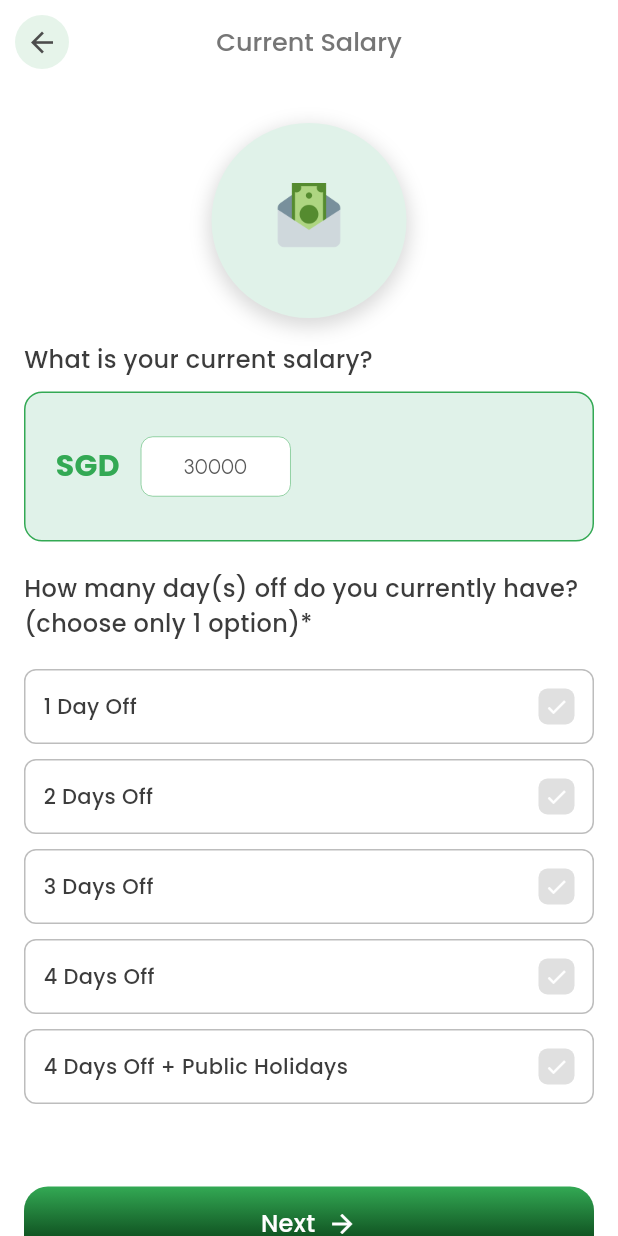
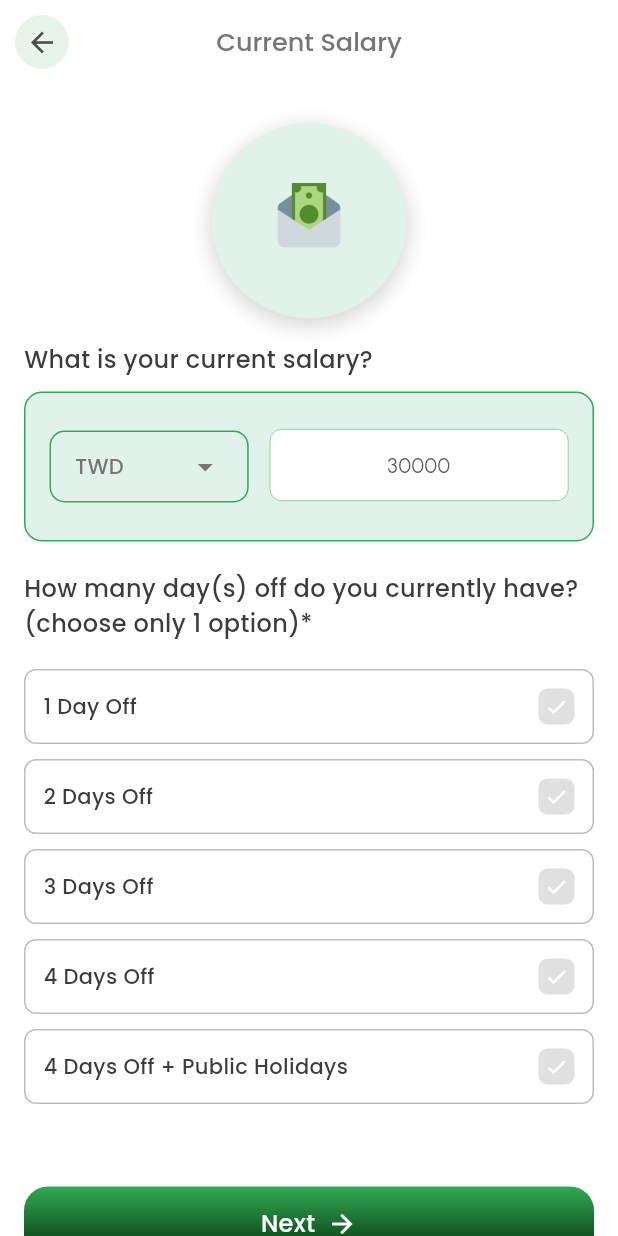
Before and after one commit to mehedidevv/direct-hiring, a Flutter app: the CurrentSalaryView screen opened directly, on a phone screen of 412 x 824 dp. Run offline on Flutter 3.47's test engine with Material 3 defaults, Android fonts, the phone set to English and light mode, and no system bars; our stand-ins replace dotted_border, file_picker, flutter_screenutil, flutter_spinkit, flutter_svg, get and 4 more; missing offline and left inert: flutter_intl_phone_field; accounts and stored records are empty.

Commit message:
Update Modification done for Helper section

```diff
--- a/lib/res/commonWidget/customDropdown_widget.dart
+++ b/lib/res/commonWidget/customDropdown_widget.dart
@@ -2,9 +2,9 @@ import 'package:direct_hiring/res/commonWidget/customText.dart';
 import 'package:flutter/material.dart';
 
 class CustomDropDown extends StatefulWidget {
-  final String initialLabelText; // Initial text to display
-  final List<String> dropdownItems; // List of dropdown items
-  final ValueChanged<String>? onItemSelected; // Callback for selected item
+  final String initialLabelText;
+  final List<String> dropdownItems;
+  final ValueChanged<String>? onItemSelected;
 
   const CustomDropDown({
     super.key,
@@ -18,7 +18,7 @@ class CustomDropDown extends StatefulWidget {
 }
 
 class _CustomDropDownState extends State<CustomDropDown> {
-  late String _selectedItem; // Tracks the selected item
+  late String _selectedItem;
 
   @override
   void initState() {
--- a/lib/view/SelectRole_view/helper_view/salaryDays_view/view/currentSalary_view.dart
+++ b/lib/view/SelectRole_view/helper_view/salaryDays_view/view/currentSalary_view.dart
@@ -10,6 +10,7 @@ import '../../../../../../res/appColors/App_Colors.dart';
 import '../../../../../../res/appImages/App_images.dart';
 import '../../../../../../res/commonWidget/customText.dart';
 import '../../../../../../res/customStyle/custom_size.dart';
+import '../../../../../res/commonWidget/customDropdown_widget.dart';
 import '../../locationExperience_view/view/takingCareOf_view.dart';
 import '../widget/customSelectableCheckBox_widget.dart';
 
@@ -29,6 +30,23 @@ class _CurrentSalaryViewState extends State<CurrentSalaryView> {
     '4 Days Off + Public Holidays'
   ];
   int selectedIndex = -1; // Initially none selected
+
+  // For currency dropdown
+  String selectedCurrency = 'TWD';
+  final List<String> currencyData = [
+    'TWD',
+    'HKD',
+    'PM',
+    'PHP (Peso)',
+    'AED',
+    'KD',
+    'JOD',
+    'SAR',
+    'OMR',
+    'USD',
+    'IDR Rupiah',
+    'MMK',
+  ];
 
   @override
   Widget build(BuildContext context) {
@@ -87,7 +105,7 @@ class _CurrentSalaryViewState extends State<CurrentSalaryView> {
 
               heightBox10,
 
-              /// Salary Box
+              /// Salary Box with Currency Dropdown
               Container(
                 height: 100,
                 width: double.infinity,
@@ -100,27 +118,37 @@ class _CurrentSalaryViewState extends State<CurrentSalaryView> {
                   ),
                 ),
                 child: Padding(
-                  padding: const EdgeInsets.symmetric(horizontal: 20),
+                  padding: const EdgeInsets.symmetric(horizontal: 16),
                   child: Row(
                     children: [
-                      CustomText(
-                        title: 'SGD',
-                        fontSize: 20,
-                        fontWeight: FontWeight.w700,
-                        color: AppColors.primaryColor,
+                      /// Currency Dropdown
+                      Expanded(
+                        flex: 2,
+                        child: CustomDropDown(
+                          initialLabelText: selectedCurrency,
+                          dropdownItems: currencyData,
+                          onItemSelected: (selected) {
+                            setState(() {
+                              selectedCurrency = selected;
+                            });
+                          },
+                        ),
                       ),
+
                       widthBox14,
-                      SizedBox(
-                        height: 40,
-                        width: 100,
-                        child: Center(
+
+                      /// Salary Input
+                      Expanded(
+                        flex: 3,
+                        child: SizedBox(
+                          height: 50,
                           child: RoundTextField(
                             controller: TextEditingController(),
                             hint: '30000',
                             textAlign: TextAlign.center,
                           ),
                         ),
-                      )
+                      ),
                     ],
                   ),
                 ),
@@ -130,7 +158,8 @@ class _CurrentSalaryViewState extends State<CurrentSalaryView> {
 
               /// Day off question
               CustomText(
-                title: 'How many day(s) off do you currently have? \n(choose only 1 option)*',
+                title:
+                'How many day(s) off do you currently have? \n(choose only 1 option)*',
                 fontSize: 16,
                 fontWeight: FontWeight.w500,
                 color: AppColors.mainTextColor,
@@ -159,7 +188,6 @@ class _CurrentSalaryViewState extends State<CurrentSalaryView> {
               CustomButtonWithArrow(
                 title: 'Next',
                 onTap: () {
-                  // Handle next
                   Get.to(HelperDashboardView());
                 },
               ),
```
